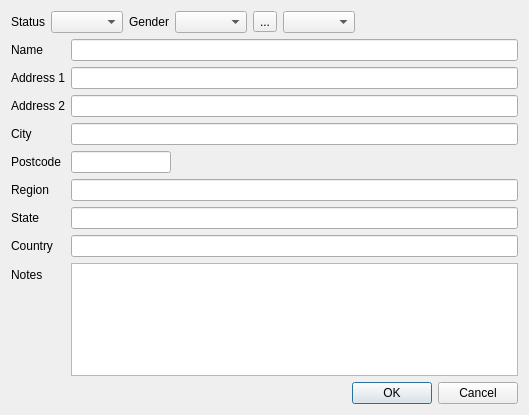
This is ui/persondialog.ui in jgaa/f-crm as Qt 5 draws it before an edit. The edited form follows.
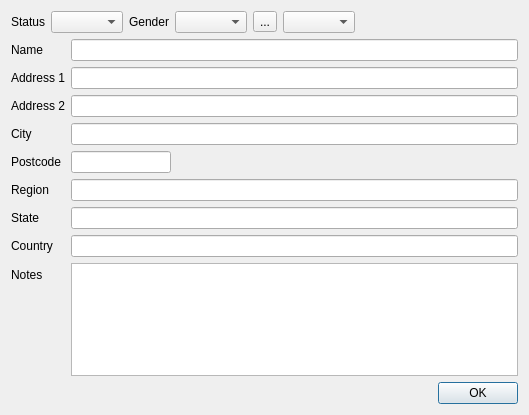
This is the edited form. Icons and pictures are not drawn.

Patch:
```diff
--- a/ui/persondialog.ui
+++ b/ui/persondialog.ui
@@ -219,7 +219,7 @@
         <enum>Qt::Horizontal</enum>
        </property>
        <property name="standardButtons">
-        <set>QDialogButtonBox::Cancel|QDialogButtonBox::Ok</set>
+        <set>QDialogButtonBox::Ok</set>
        </property>
       </widget>
      </item>
```
Left out of the diff: 2 changed lines with no effect on the pictures.
